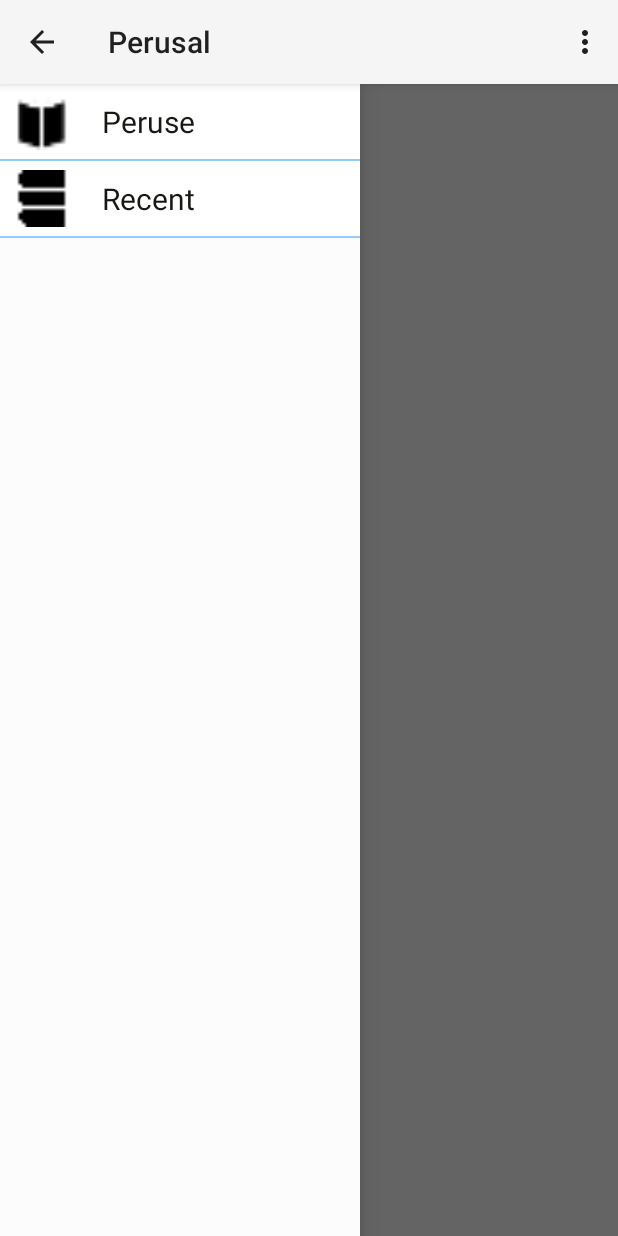
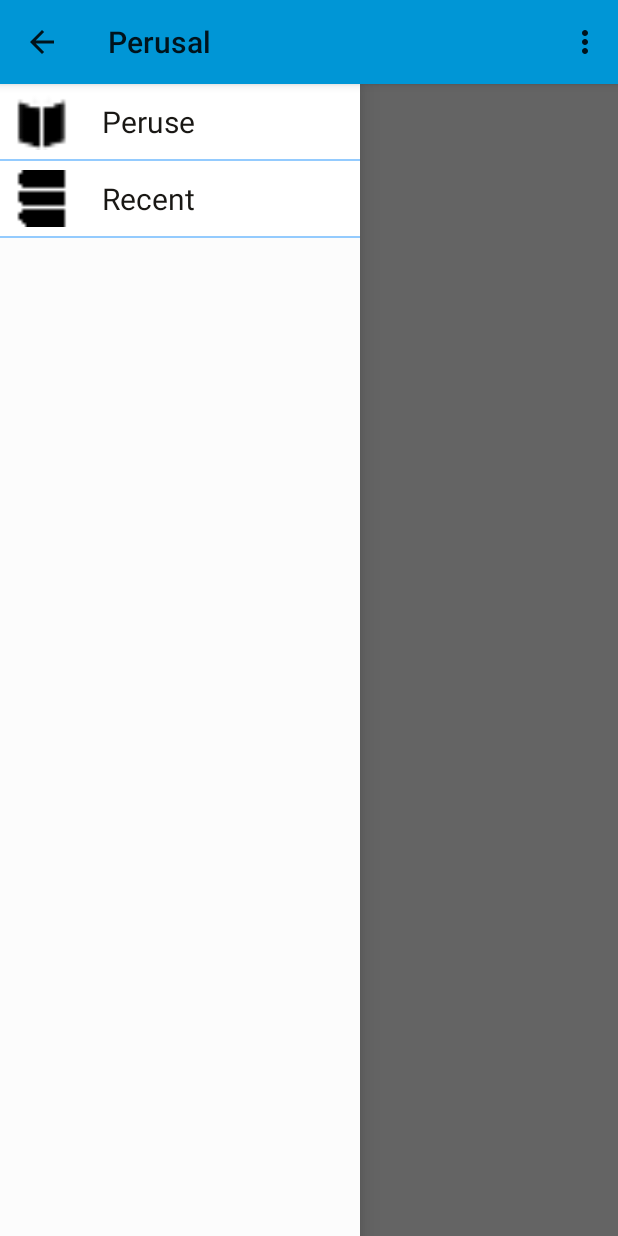
Before and after one commit to oulrich1/PeruseWithSpritz, an Android app: the fragment RecentPerusalsFragment placed in its activity, on a phone screen of 412 x 824 dp. Run offline under Robolectric (Android 15) with nearby library versions, the phone set to English and light mode, and no system bars; libraries missing offline, so code that uses them is left out: com.devspark.robototextview, com.spritzinc.android; plain views replace RobotoTextView; 4 statements that could not run were skipped.

Commit message:
custom themeing. Android appcompat with supportActionBar. hopefully it is backwards compat

```diff
--- a/mobile/build.gradle
+++ b/mobile/build.gradle
@@ -9,7 +9,7 @@ android {
         minSdkVersion 15
         targetSdkVersion 21
 //        versionCode 200124
-        versionName "0.3.6"
+        versionName "0.3.7"
         ndk {
             moduleName "TessWrapperNDKModule"
 //            cFlags "-DANDROID_NDK -D_DEBUG DNULL=0"   // Define some macros
@@ -18,7 +18,7 @@ android {
         }
     }
 
-    defaultConfig.versionCode = 138
+    defaultConfig.versionCode = 139
 
     productFlavors {
         x86 {
--- a/mobile/src/main/AndroidManifest.xml
+++ b/mobile/src/main/AndroidManifest.xml
@@ -22,7 +22,9 @@
         android:allowBackup="true"
         android:icon="@drawable/ic_perusal_light"
         android:label="@string/app_name"
-        android:theme="@style/AppTheme" >
+        android:theme="@style/Theme.CustomActionBarTheme"
+        >
+        <!--android:theme="@style/CustomActionBarTheme"-->
 
         <activity
             android:name=".MainActivity"
--- a/mobile/src/main/java/com/oriahulrich/perusalwithspritz/MainActivity.java
+++ b/mobile/src/main/java/com/oriahulrich/perusalwithspritz/MainActivity.java
@@ -2,7 +2,8 @@ package com.oriahulrich.perusalwithspritz;
 
 // Standard Includes
 
-import android.app.ActionBar;
+//import android.app.ActionBar;
+
 import android.app.Fragment;
 import android.app.FragmentManager;
 import android.content.Intent;
@@ -11,8 +12,9 @@ import android.content.res.Configuration;
 import android.net.Uri;
 import android.os.Bundle;
 import android.provider.MediaStore;
-import android.support.v4.app.FragmentActivity;
 import android.support.v4.widget.DrawerLayout;
+import android.support.v7.app.ActionBar;
+import android.support.v7.app.ActionBarActivity;
 import android.util.Log;
 import android.view.Menu;
 import android.view.MenuItem;
@@ -52,7 +54,7 @@ import nl.siegmann.epublib.epub.EpubReader;
 
 // inspiration : http://www.pageturner-reader.org/
 
-public class MainActivity extends FragmentActivity
+public class MainActivity extends ActionBarActivity
         implements NavigationDrawerFragment.NavigationDrawerCallbacks {
 
     // Not important but for leaning purposes
@@ -613,7 +615,7 @@ public class MainActivity extends FragmentActivity
 
     public void restoreActionBar() {
         Log.d(TAG, "ACTIVITY restoreActionBar");
-        ActionBar actionBar = getActionBar();
+        ActionBar actionBar = getSupportActionBar();
         try {
             actionBar.setNavigationMode(ActionBar.NAVIGATION_MODE_STANDARD);
         } catch ( Exception e ) {
--- a/mobile/src/main/java/com/oriahulrich/perusalwithspritz/NavigationDrawerFragment.java
+++ b/mobile/src/main/java/com/oriahulrich/perusalwithspritz/NavigationDrawerFragment.java
@@ -1,16 +1,18 @@
 package com.oriahulrich.perusalwithspritz;
 
 
+//import android.app.ActionBar;
+import android.support.v7.app.ActionBar;
 import android.app.Activity;
-import android.app.ActionBar;
 import android.app.Fragment;
-import android.support.v4.app.ActionBarDrawerToggle;
-import android.support.v4.view.GravityCompat;
-import android.support.v4.widget.DrawerLayout;
 import android.content.SharedPreferences;
 import android.content.res.Configuration;
 import android.os.Bundle;
 import android.preference.PreferenceManager;
+import android.support.v4.app.ActionBarDrawerToggle;
+import android.support.v4.view.GravityCompat;
+import android.support.v4.widget.DrawerLayout;
+import android.support.v7.app.ActionBarActivity;
 import android.util.Log;
 import android.view.LayoutInflater;
 import android.view.Menu;
@@ -70,6 +72,15 @@ public class NavigationDrawerFragment extends Fragment {
     private boolean mUserLearnedDrawer;
 
     public NavigationDrawerFragment() {
+    }
+
+    private ActionBar getSupportActionBar() {
+        return ((ActionBarActivity)getActivity()).getSupportActionBar();
+    }
+
+    private ActionBar getActionBar() {
+//        return getActivity().getActionBar();
+        return getSupportActionBar();
     }
 
     @Override
@@ -331,9 +342,6 @@ public class NavigationDrawerFragment extends Fragment {
         actionBar.setTitle(R.string.app_name);
     }
 
-    private ActionBar getActionBar() {
-        return getActivity().getActionBar();
-    }
 
     /**
      * Callbacks interface that all activities using this fragment must implement.
--- a/mobile/src/main/res/values-v21/styles.xml
+++ b/mobile/src/main/res/values-v21/styles.xml
@@ -2,4 +2,28 @@
 <resources>
     <style name="AppTheme" parent="android:Theme.Material.Light">
     </style>
+
+    <style name="Theme.CustomActionBarTheme" parent="Theme.AppCompat.Light">
+        <!-- Set AppCompat’s actionBarStyle -->
+
+        <!-- Set AppCompat’s color themeing attrs -->
+        <!-- colorPrimary is used for the default action bar background -->
+        <item name="colorPrimary">@color/blue_hp</item>
+
+        <!-- Status Bar -->
+        <!--<item name="colorPrimaryDark">@color/red_med</item>-->
+
+        <!-- colorAccent is used as the default value for colorControlActivated,
+         which is used to tint widgets -->
+        <item name="colorAccent">#785fd6</item>
+
+        <!-- You can also set colorControlNormal, colorControlActivated
+        colorControlHighlight, and colorSwitchThumbNormal. -->
+
+        <item name="actionBarStyle">@style/CustomActionBar</item>
+    </style>
+
+    <style name="CustomActionBar" parent="@style/Widget.AppCompat.Light.ActionBar.Solid">
+        <item name="android:background">#0096d6</item>
+    </style>
 </resources>
--- a/mobile/src/main/res/values/color.xml
+++ b/mobile/src/main/res/values/color.xml
@@ -1,23 +1,30 @@
 <?xml version="1.0" encoding="utf-8"?>
 <resources>
-    <color name="red_weak">#c3ff7e74</color>
-    <color name="red_med">#c3ff4f4a</color>
+    <color name="red_weakest">#ffffc1be</color>
+    <color name="red_weak">#ff9494</color>
+    <color name="red_med">#ff5f5d</color>
     <color name="red">#ff0000</color>
-    <color name="green_weak">#7881ff6a</color>
-    <color name="green_med">#bb4bff39</color>
-    <color name="green_strong">#ca0cff08</color>
+    <color name="green_weaker">#ff8eff79</color>
+    <color name="green_weak">#81ff6a</color>
+    <color name="green_med">#4bff39</color>
+    <color name="green_strong">#0cff08</color>
     <color name="orange">#ff5500</color>
     <color name="white">#ffffff</color>
-    <color name="transparent">#00000000</color>
+    <color name="white_yellowed">#fffffde6</color>
+    <color name="white_blued">#ffdcfff5</color>
+    <color name="white_green">#ffd7ffd5</color>
+    <color name="transparent">#000000</color>
     <color name="date_color">#999999</color>
     <color name="black">#000000</color>
+    <color name="gray_weak">#ffbababa</color>
     <color name="gray">#999999</color>
-    <color name="blue_weak">#ff3399ff</color>
-    <color name="blue">#0066cc</color>
     <color name="gold">#e6b121</color>
     <color name="blueback">#99FFFF</color>
+    <color name="blue">#0066cc</color>
+    <color name="blue_hp">#0096d6</color>
     <color name="articlecolor">#3399FF</color>
     <color name="article_title">#3399FF</color>
+    <color name="blue_weak">#3399ff</color>
     <color name="cachecolor">#8ad0e8</color>
 </resources>
 
--- a/mobile/src/main/res/values/styles.xml
+++ b/mobile/src/main/res/values/styles.xml
@@ -28,4 +28,6 @@
         <item name="sv_titleTextAppearance">@style/CustomTitle2</item>
     </style>
 
+
+
 </resources>
```
Also changed, not shown: 1 other file.
